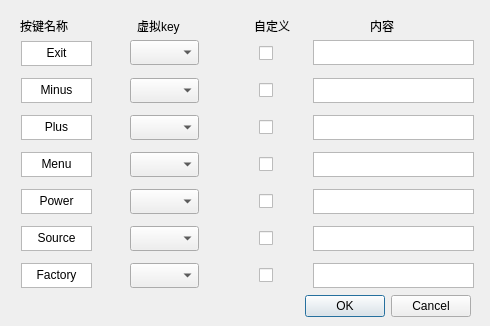
This is keyedit.ui in HeartbreakSurvivor/AutoTestTool as Qt 5 draws it before an edit. The edited form follows.
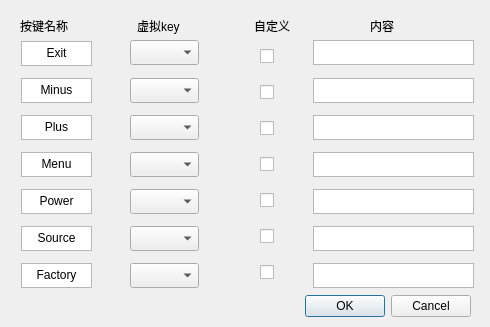
This is the edited form.

Commit message: change new way to implement the serial and add new class KeyMsg

What changed in the file:
```diff
--- a/keyedit.ui
+++ b/keyedit.ui
@@ -7,7 +7,7 @@
     <x>0</x>
     <y>0</y>
     <width>490</width>
-    <height>326</height>
+    <height>327</height>
    </rect>
   </property>
   <property name="windowTitle">
@@ -431,66 +431,96 @@
     </item>
    </layout>
   </widget>
-  <widget class="QWidget" name="layoutWidget">
-   <property name="geometry">
-    <rect>
-     <x>259</x>
-     <y>30</y>
-     <width>21</width>
-     <height>271</height>
-    </rect>
-   </property>
-   <layout class="QVBoxLayout" name="verticalLayout">
-    <item>
      <widget class="QCheckBox" name="KeyCustome1">
+   <property name="geometry">
+    <rect>
+     <x>260</x>
+     <y>48</y>
+     <width>21</width>
+     <height>16</height>
+    </rect>
+   </property>
       <property name="text">
        <string/>
       </property>
      </widget>
-    </item>
-    <item>
      <widget class="QCheckBox" name="KeyCustome2">
+   <property name="geometry">
+    <rect>
+     <x>260</x>
+     <y>84</y>
+     <width>21</width>
+     <height>16</height>
+    </rect>
+   </property>
       <property name="text">
        <string/>
       </property>
      </widget>
-    </item>
-    <item>
      <widget class="QCheckBox" name="KeyCustome3">
+   <property name="geometry">
+    <rect>
+     <x>260</x>
+     <y>120</y>
+     <width>21</width>
+     <height>16</height>
+    </rect>
+   </property>
       <property name="text">
        <string/>
       </property>
      </widget>
-    </item>
-    <item>
      <widget class="QCheckBox" name="KeyCustome4">
-      <property name="text">
-       <string/>
-      </property>
-     </widget>
-    </item>
-    <item>
-     <widget class="QCheckBox" name="KeyCustome5">
+   <property name="geometry">
+    <rect>
+     <x>260</x>
+     <y>156</y>
+     <width>21</width>
+     <height>16</height>
+    </rect>
+   </property>
       <property name="text">
        <string/>
       </property>
      </widget>
-    </item>
-    <item>
      <widget class="QCheckBox" name="KeyCustome6">
+   <property name="geometry">
+    <rect>
+     <x>260</x>
+     <y>228</y>
+     <width>21</width>
+     <height>16</height>
+    </rect>
+   </property>
       <property name="text">
        <string/>
       </property>
      </widget>
-    </item>
-    <item>
+  <widget class="QCheckBox" name="KeyCustome5">
+   <property name="geometry">
+    <rect>
+     <x>260</x>
+     <y>192</y>
+     <width>21</width>
+     <height>16</height>
+    </rect>
+   </property>
+   <property name="text">
+    <string/>
+   </property>
+  </widget>
      <widget class="QCheckBox" name="KeyCustome7">
+   <property name="geometry">
+    <rect>
+     <x>260</x>
+     <y>264</y>
+     <width>21</width>
+     <height>16</height>
+    </rect>
+   </property>
       <property name="text">
        <string/>
       </property>
-     </widget>
-    </item>
-   </layout>
   </widget>
  </widget>
  <resources/>
```
Lines whose indentation alone changed are shown as unchanged. The commit also changes 6 other files.
